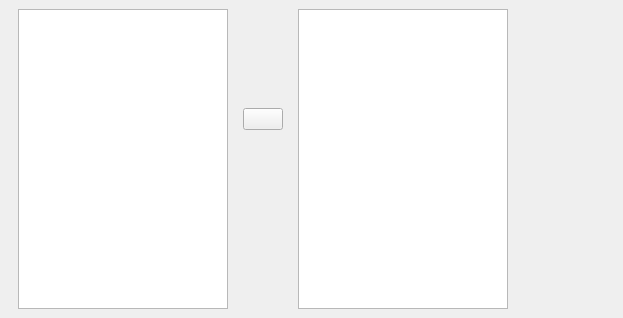
This is JASP-Desktop/analysisforms/ttestonesample.ui in jasp-stats/jasp-desktop as Qt 5 draws it before an edit. The edited form follows.
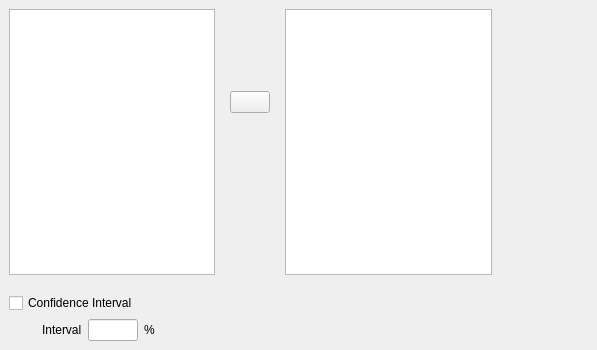
This is the edited form. Custom widgets are drawn as their Qt base class.

```diff
--- a/JASP-Desktop/analysisforms/ttestonesample.ui
+++ b/JASP-Desktop/analysisforms/ttestonesample.ui
@@ -6,14 +6,14 @@
    <rect>
     <x>0</x>
     <y>0</y>
-    <width>623</width>
-    <height>318</height>
+    <width>597</width>
+    <height>350</height>
    </rect>
   </property>
   <property name="windowTitle">
    <string>Form</string>
   </property>
-  <layout class="QGridLayout" name="gridLayout">
+  <layout class="QGridLayout" name="gridLayout_2">
    <property name="leftMargin">
     <number>0</number>
    </property>
@@ -26,6 +26,9 @@
    <property name="bottomMargin">
     <number>0</number>
    </property>
+   <property name="verticalSpacing">
+    <number>0</number>
+   </property>
    <item row="0" column="0">
     <widget class="QWidget" name="widget" native="true">
      <property name="sizePolicy">
@@ -42,7 +45,7 @@
      </property>
      <layout class="QGridLayout" name="gridLayout_8">
       <item row="0" column="2">
-       <widget class="BoundListView" name="main_fields">
+       <widget class="BoundListView" name="variables">
         <property name="sizePolicy">
          <sizepolicy hsizetype="Maximum" vsizetype="Expanding">
           <horstretch>0</horstretch>
@@ -175,9 +178,91 @@
      </layout>
     </widget>
    </item>
+   <item row="1" column="0">
+    <widget class="QWidget" name="widget_5" native="true">
+     <layout class="QHBoxLayout" name="horizontalLayout">
+      <property name="leftMargin">
+       <number>0</number>
+      </property>
+      <property name="topMargin">
+       <number>0</number>
+      </property>
+      <property name="rightMargin">
+       <number>0</number>
+      </property>
+      <property name="bottomMargin">
+       <number>0</number>
+      </property>
+      <item>
+       <widget class="QWidget" name="widget_3" native="true">
+        <layout class="QGridLayout" name="gridLayout">
+         <item row="0" column="0" colspan="3">
+          <widget class="BoundCheckBox" name="confidenceInterval">
+           <property name="text">
+            <string>Confidence Interval</string>
+           </property>
+          </widget>
+         </item>
+         <item row="1" column="0">
+          <widget class="QWidget" name="widget_4" native="true"/>
+         </item>
+         <item row="1" column="1">
+          <widget class="QLabel" name="label">
+           <property name="text">
+            <string>Interval</string>
+           </property>
+          </widget>
+         </item>
+         <item row="1" column="2">
+          <widget class="QLineEdit" name="lineEdit">
+           <property name="sizePolicy">
+            <sizepolicy hsizetype="Preferred" vsizetype="Fixed">
+             <horstretch>0</horstretch>
+             <verstretch>0</verstretch>
+            </sizepolicy>
+           </property>
+           <property name="maximumSize">
+            <size>
+             <width>50</width>
+             <height>16777215</height>
+            </size>
+           </property>
+          </widget>
+         </item>
+         <item row="1" column="3">
+          <widget class="QLabel" name="label_2">
+           <property name="text">
+            <string>%</string>
+           </property>
+          </widget>
+         </item>
+        </layout>
+       </widget>
+      </item>
+      <item>
+       <spacer name="horizontalSpacer">
+        <property name="orientation">
+         <enum>Qt::Horizontal</enum>
+        </property>
+        <property name="sizeHint" stdset="0">
+         <size>
+          <width>40</width>
+          <height>20</height>
+         </size>
+        </property>
+       </spacer>
+      </item>
+     </layout>
+    </widget>
+   </item>
   </layout>
  </widget>
  <customwidgets>
+  <customwidget>
+   <class>BoundCheckBox</class>
+   <extends>QCheckBox</extends>
+   <header>widgets/boundcheckbox.h</header>
+  </customwidget>
   <customwidget>
    <class>BoundListView</class>
    <extends>QListView</extends>
```
